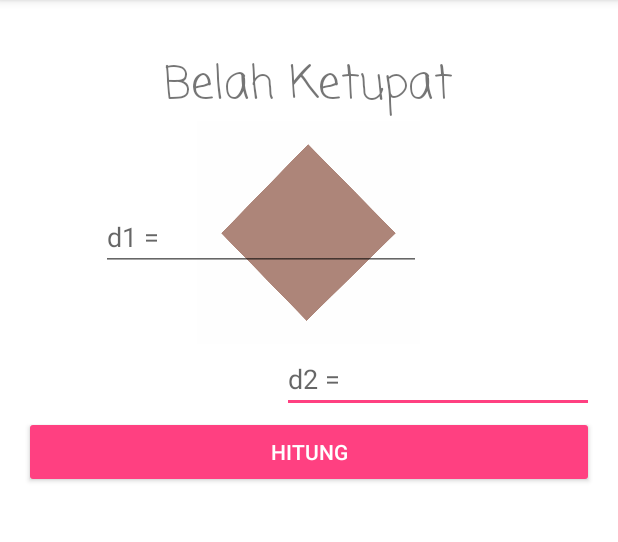
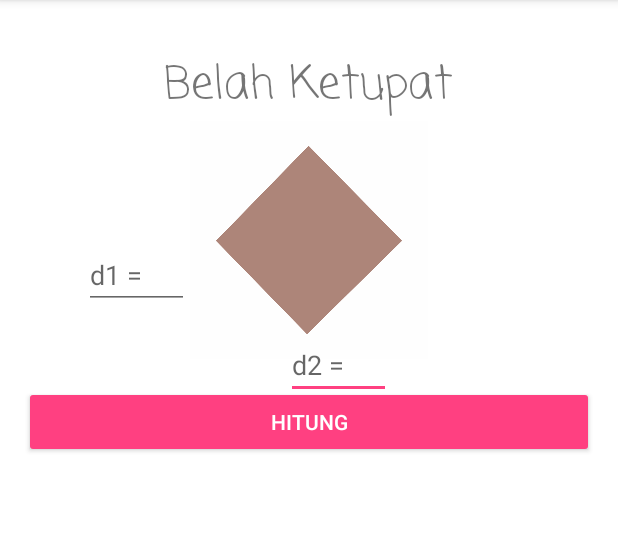
Before and after one commit to AskaIvan/HitungBangunYuk, an Android app: the ketupat screen opened directly, with no data from a screen before it, on a phone screen of 412 x 824 dp, the part 84-626 px from its top. Run offline under Robolectric (Android 15) with nearby library versions, the phone set to English and light mode, and no system bars.

Commit message:
Commit Fix Desain uhuy

```diff
--- a/app/src/main/res/layout/activity_ketupat.xml
+++ b/app/src/main/res/layout/activity_ketupat.xml
@@ -25,11 +25,22 @@
 
     <ImageView
         android:id="@+id/imageView2"
-        android:layout_width="150dp"
-        android:layout_height="150dp"
+        android:layout_width="160dp"
+        android:layout_height="160dp"
         android:layout_below="@+id/textView5"
         android:layout_centerHorizontal="true"
         app:srcCompat="@drawable/ketupat" />
+
+    <TextView
+        android:id="@+id/textViewHasilKetupat"
+        android:layout_width="300dp"
+        android:layout_height="100dp"
+        android:layout_alignEnd="@+id/imageView2"
+        android:layout_alignLeft="@+id/imageView2"
+        android:layout_alignRight="@+id/imageView2"
+        android:layout_alignStart="@+id/imageView2"
+        android:layout_below="@+id/buttonHitungKetupat"
+        android:layout_marginTop="21dp" />
 
     <Button
         android:id="@+id/buttonHitungKetupat"
@@ -39,40 +50,33 @@
         android:layout_alignParentLeft="true"
         android:layout_alignParentStart="true"
         android:layout_below="@+id/imageView2"
-        android:layout_marginTop="47dp"
+        android:layout_marginTop="17dp"
         android:text="HITUNG" />
-
-    <TextView
-        android:id="@+id/textViewHasilKetupat"
-        android:layout_width="300dp"
-        android:layout_height="100dp"
-        android:layout_below="@+id/buttonHitungKetupat"
-        android:layout_centerHorizontal="true"
-        android:layout_marginTop="21dp" />
 
     <EditText
         android:id="@+id/editTextD2"
-        android:layout_width="wrap_content"
+        android:layout_width="70dp"
         android:layout_height="wrap_content"
-        android:layout_alignLeft="@+id/imageView2"
-        android:layout_alignStart="@+id/imageView2"
-        android:layout_below="@+id/imageView2"
-        android:layout_marginLeft="57dp"
-        android:layout_marginStart="57dp"
+        android:layout_above="@+id/textViewHasilKetupat"
+        android:layout_alignEnd="@+id/imageView2"
+        android:layout_alignRight="@+id/imageView2"
+        android:layout_marginBottom="39dp"
+        android:layout_marginEnd="25dp"
+        android:layout_marginRight="25dp"
         android:ems="10"
         android:hint="d2 ="
-        android:inputType="textPersonName" />
+        android:inputType="number" />
 
     <EditText
         android:id="@+id/editTextD1"
-        android:layout_width="wrap_content"
+        android:layout_width="70dp"
         android:layout_height="wrap_content"
         android:layout_above="@+id/buttonHitungKetupat"
-        android:layout_alignEnd="@+id/imageView2"
-        android:layout_alignRight="@+id/imageView2"
-        android:layout_marginBottom="49dp"
+        android:layout_marginBottom="34dp"
+        android:layout_toLeftOf="@+id/imageView2"
+        android:layout_toStartOf="@+id/imageView2"
         android:ems="10"
         android:hint="d1 ="
-        android:inputType="textPersonName" />
+        android:inputType="number" />
 
 </RelativeLayout>
```
Also changed, not shown: app/src/main/res/layout/activity_jajargenjang.xml (+33 -31 lines), app/src/main/res/layout/activity_lingkaran.xml (+7 -2 lines), app/src/main/res/layout/activity_persegi.xml (+18 -15 lines), app/src/main/res/layout/activity_persegipanjang.xml (+29 -27 lines), app/src/main/res/layout/activity_segitiga.xml (+36 -28 lines).
